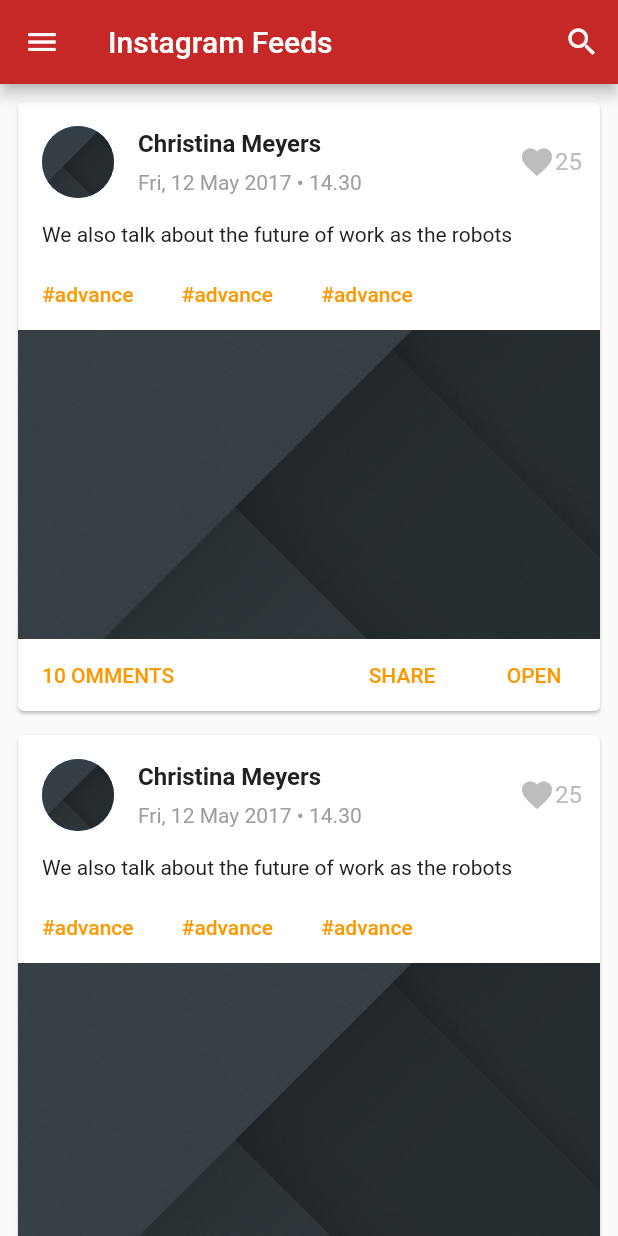
After one commit to hyperionstudios/newsapp, a Flutter app: the InstagramFeed screen opened directly, on a phone screen of 412 x 824 dp. The commit adds this screen. Run offline on Flutter 3.47's test engine with Material 2 defaults, Android fonts, the phone set to English and light mode, and no system bars; our stand-ins replace shared_preferences; missing offline and left inert: page_view_indicator; accounts and stored records are empty.

Commit message:
finish instagram feeds

```diff
--- /dev/null
+++ b/lib/screens/instagram_feed.dart
@@ -0,0 +1,166 @@
+import 'package:flutter/material.dart';
+import 'package:news_app/shared_ui/navigation_drawer.dart';
+
+class InstagramFeed extends StatefulWidget {
+  @override
+  _InstagramFeedState createState() => _InstagramFeedState();
+}
+
+class _InstagramFeedState extends State<InstagramFeed> {
+  TextStyle _hashTagStyle = TextStyle(color: Colors.orange);
+
+  @override
+  Widget build(BuildContext context) {
+    return Scaffold(
+      appBar: AppBar(
+        title: Text("Instagram Feeds"),
+        centerTitle: false,
+        actions: <Widget>[
+          IconButton(icon: Icon(Icons.search), onPressed: () {}),
+        ],
+      ),
+      drawer: NavigationDrawer(),
+      body: ListView.builder(
+        padding: EdgeInsets.all(8),
+        itemBuilder: (context, position) {
+          return Padding(
+            padding: const EdgeInsets.only(bottom: 8),
+            child: Card(
+              child: Column(
+                crossAxisAlignment: CrossAxisAlignment.start,
+                children: <Widget>[
+                  _drawHeader(),
+                  _drawTitle(),
+                  _drawHashTags(),
+                  _drawBody(),
+                  _drawFooter(),
+                ],
+              ),
+            ),
+          );
+        },
+        itemCount: 20,
+      ),
+    );
+  }
+
+  Widget _drawHeader() {
+    return Row(
+      mainAxisAlignment: MainAxisAlignment.spaceBetween,
+      children: <Widget>[
+        Row(
+          children: <Widget>[
+            Padding(
+              padding: const EdgeInsets.all(16),
+              child: CircleAvatar(
+                backgroundImage:
+                    ExactAssetImage('assets/images/placeholder_bg.png'),
+                radius: 24,
+              ),
+            ),
+            Column(
+              crossAxisAlignment: CrossAxisAlignment.start,
+              children: <Widget>[
+                Text(
+                  'Christina Meyers',
+                  style: TextStyle(
+                    color: Colors.grey.shade900,
+                    fontSize: 16,
+                    fontWeight: FontWeight.w600,
+                  ),
+                ),
+                SizedBox(
+                  width: 8,
+                ),
+                SizedBox(
+                  height: 8,
+                ),
+                Text(
+                  'Fri, 12 May 2017 • 14.30',
+                  style: TextStyle(color: Colors.grey),
+                ),
+              ],
+            ),
+          ],
+        ),
+        Row(
+          children: <Widget>[
+            IconButton(
+              icon: Icon(Icons.favorite),
+              onPressed: () {},
+              color: Colors.grey.shade400,
+            ),
+            Transform.translate(
+                offset: Offset(-12, 0),
+                child: Text(
+                  '25',
+                  style: TextStyle(color: Colors.grey.shade400, fontSize: 16),
+                )),
+          ],
+        ),
+      ],
+    );
+  }
+
+  Widget _drawTitle() {
+    return Padding(
+      padding: const EdgeInsets.only(bottom: 8, left: 16, right: 16),
+      child: Text(
+        'We also talk about the future of work as the robots',
+        style: TextStyle(color: Colors.grey.shade900),
+      ),
+    );
+  }
+
+  Widget _drawHashTags() {
+    return Container(
+      child: Wrap(
+        children: <Widget>[
+          FlatButton(
+              onPressed: () {},
+              child: Text(
+                '#advance',
+                style: _hashTagStyle,
+              )),
+          FlatButton(
+              onPressed: () {},
+              child: Text(
+                '#advance',
+                style: _hashTagStyle,
+              )),
+          FlatButton(
+              onPressed: () {},
+              child: Text(
+                '#advance',
+                style: _hashTagStyle,
+              )),
+        ],
+      ),
+    );
+  }
+
+  Widget _drawBody() {
+    return SizedBox(
+      width: double.infinity,
+        height: MediaQuery.of(context).size.height * 0.25,
+        child: Image(
+      image: ExactAssetImage('assets/images/placeholder_bg.png'),
+      fit: BoxFit.cover,
+    ));
+  }
+
+  Widget _drawFooter() {
+    return Row(
+      mainAxisAlignment: MainAxisAlignment.spaceBetween,
+      children: <Widget>[
+        FlatButton(onPressed: (){}, child: Text('10 OMMENTS'  ,style: _hashTagStyle,)),
+        Row(
+          children: <Widget>[
+            FlatButton(onPressed: (){}, child: Text('SHARE' , style: _hashTagStyle,)),
+            FlatButton(onPressed: (){}, child: Text('OPEN' , style: _hashTagStyle,)),
+          ],
+        ),
+      ],
+    );
+  }
+}
--- a/lib/screens/twitter_feed.dart
+++ b/lib/screens/twitter_feed.dart
@@ -11,7 +11,7 @@ class _TwitterFeedState extends State<TwitterFeed> {
   Widget build(BuildContext context) {
     return Scaffold(
       appBar: AppBar(
-        title: Text("Twitter Feed"),
+        title: Text("Twitter Feeds"),
         centerTitle: false,
         actions: <Widget>[
           IconButton(icon: Icon(Icons.search), onPressed: () {}),
--- a/lib/shared_ui/navigation_drawer.dart
+++ b/lib/shared_ui/navigation_drawer.dart
@@ -3,6 +3,7 @@ import 'package:news_app/models/nav_menu.dart';
 import 'package:news_app/screens/home_screen.dart';
 import 'package:news_app/screens/headline_news.dart';
 import 'package:news_app/screens/twitter_feed.dart';
+import 'package:news_app/screens/instagram_feed.dart';
 
 class NavigationDrawer extends StatefulWidget {
   @override
@@ -13,7 +14,8 @@ class _NavigationDrawerState extends State<NavigationDrawer> {
   List<NavMenuItem> navigationMenu = [
     NavMenuItem("Explore", () => HomeScreen()),
     NavMenuItem("Headline News", () => HeadLineNews()),
-    NavMenuItem( "Twitter Feed" , () => TwitterFeed() ),
+    NavMenuItem( "Twitter Feeds" , () => TwitterFeed() ),
+    NavMenuItem("Instagram Feeds", () => InstagramFeed() ),
   ];
 
   @override
```
